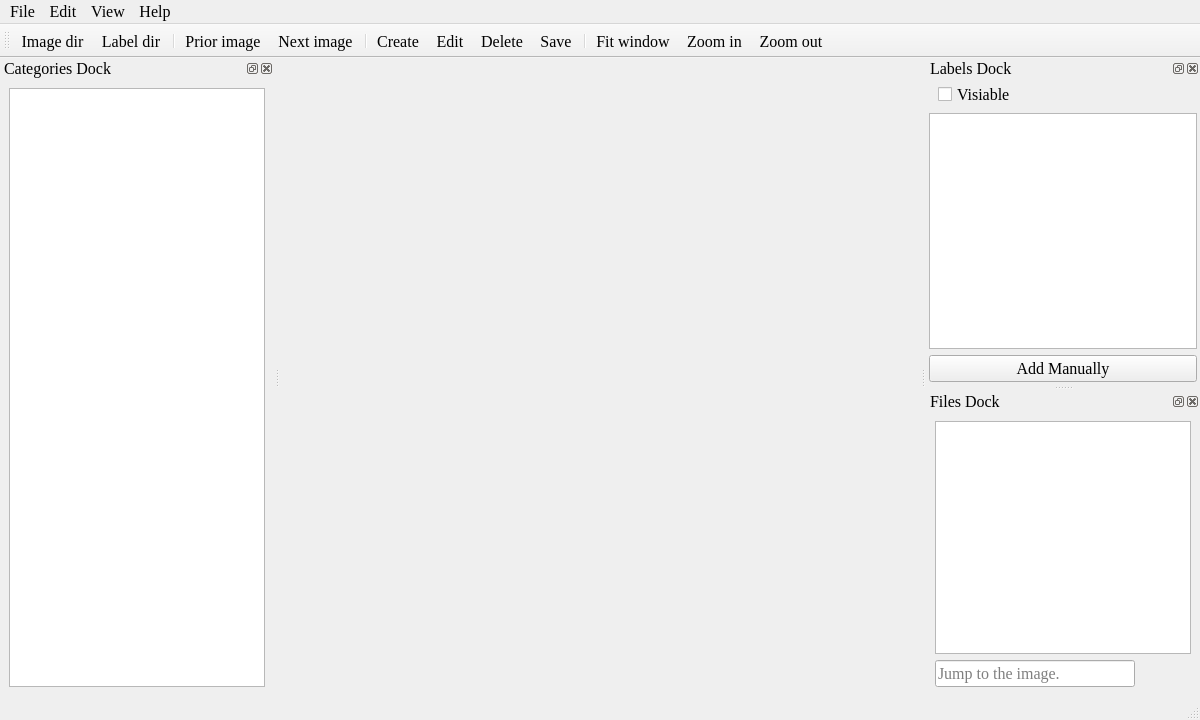
This is ui/main_window.ui in yatengLG/IDAT as Qt 5 draws it before an edit. The edited form follows.
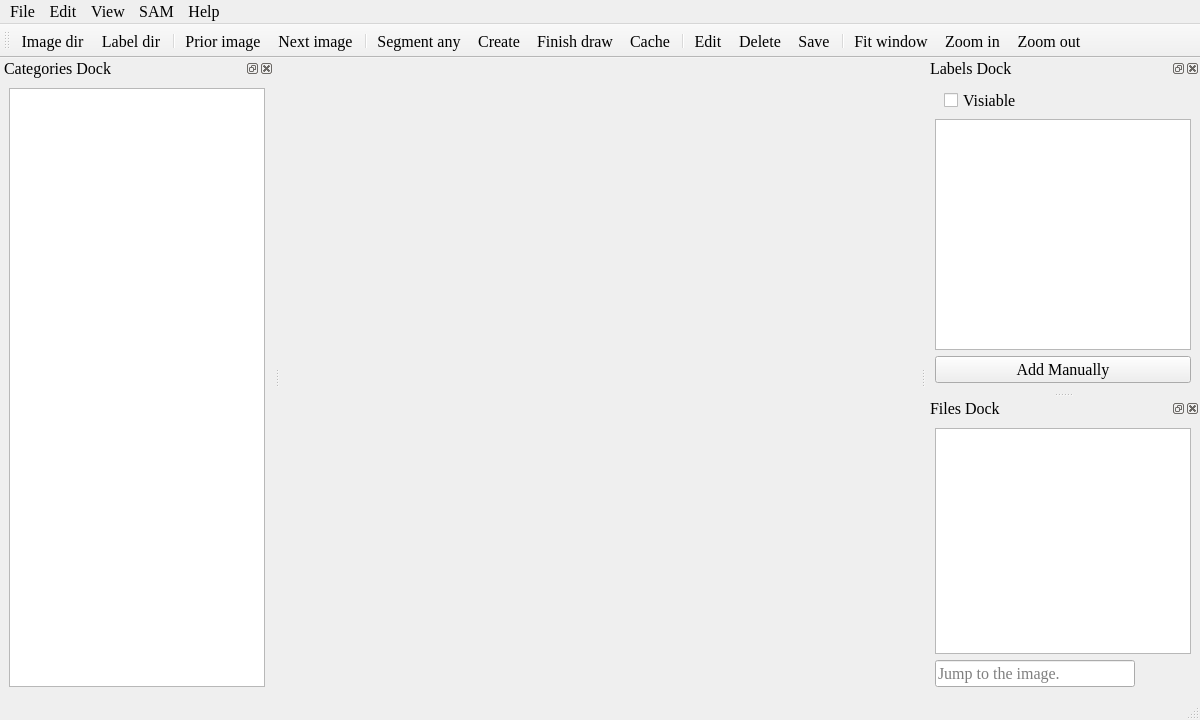
This is the edited form. Icons and pictures are not drawn.

What changed in the file:
```diff
--- a/ui/main_window.ui
+++ b/ui/main_window.ui
@@ -85,15 +85,27 @@
     <addaction name="actionSave"/>
    </widget>
    <widget class="QMenu" name="menuHelp">
+    <property name="font">
+     <font>
+      <family>Times New Roman</family>
+      <pointsize>12</pointsize>
+     </font>
+    </property>
     <property name="title">
      <string>Help</string>
     </property>
     <addaction name="actionShortcut"/>
     <addaction name="actionAbout"/>
    </widget>
+   <widget class="QMenu" name="menuSAM_model">
+    <property name="title">
+     <string>SAM</string>
+    </property>
+   </widget>
    <addaction name="menuFile"/>
    <addaction name="menuEdit"/>
    <addaction name="menuView"/>
+   <addaction name="menuSAM_model"/>
    <addaction name="menuHelp"/>
   </widget>
   <widget class="QToolBar" name="toolBar">
@@ -124,7 +136,11 @@
    <addaction name="actionPrior_image"/>
    <addaction name="actionNext_image"/>
    <addaction name="separator"/>
+   <addaction name="actionSegment_any"/>
    <addaction name="actionCreate"/>
+   <addaction name="actionFinish_draw"/>
+   <addaction name="actionCache"/>
+   <addaction name="separator"/>
    <addaction name="actionEdit"/>
    <addaction name="actionDelete"/>
    <addaction name="actionSave"/>
@@ -158,16 +174,16 @@
       <number>6</number>
      </property>
      <property name="leftMargin">
-      <number>3</number>
+      <number>9</number>
      </property>
      <property name="topMargin">
-      <number>3</number>
+      <number>9</number>
      </property>
      <property name="rightMargin">
-      <number>3</number>
+      <number>9</number>
      </property>
      <property name="bottomMargin">
-      <number>3</number>
+      <number>9</number>
      </property>
      <item>
       <widget class="QWidget" name="widget" native="true">
@@ -579,6 +595,52 @@
     </font>
    </property>
   </action>
+  <action name="actionSegment_any">
+   <property name="icon">
+    <iconset resource="../icon.qrc">
+     <normaloff>:/icons/icons/M_Favicon.ico</normaloff>:/icons/icons/M_Favicon.ico</iconset>
+   </property>
+   <property name="text">
+    <string>Segment any</string>
+   </property>
+   <property name="font">
+    <font>
+     <family>Times New Roman</family>
+     <pointsize>12</pointsize>
+    </font>
+   </property>
+   <property name="shortcut">
+    <string>Q</string>
+   </property>
+  </action>
+  <action name="actionFinish_draw">
+   <property name="icon">
+    <iconset resource="../icon.qrc">
+     <normaloff>:/icons/icons/校验_check-one.svg</normaloff>:/icons/icons/校验_check-one.svg</iconset>
+   </property>
+   <property name="text">
+    <string>Finish draw</string>
+   </property>
+   <property name="font">
+    <font>
+     <family>Times New Roman</family>
+     <pointsize>12</pointsize>
+    </font>
+   </property>
+   <property name="shortcut">
+    <string>E</string>
+   </property>
+  </action>
+  <action name="action_2">
+   <property name="text">
+    <string>中文</string>
+   </property>
+  </action>
+  <action name="actionEnglish">
+   <property name="text">
+    <string>English</string>
+   </property>
+  </action>
  </widget>
  <resources>
   <include location="../icon.qrc"/>
```
Left out of the diff: 26 changed lines with no effect on the pictures.
